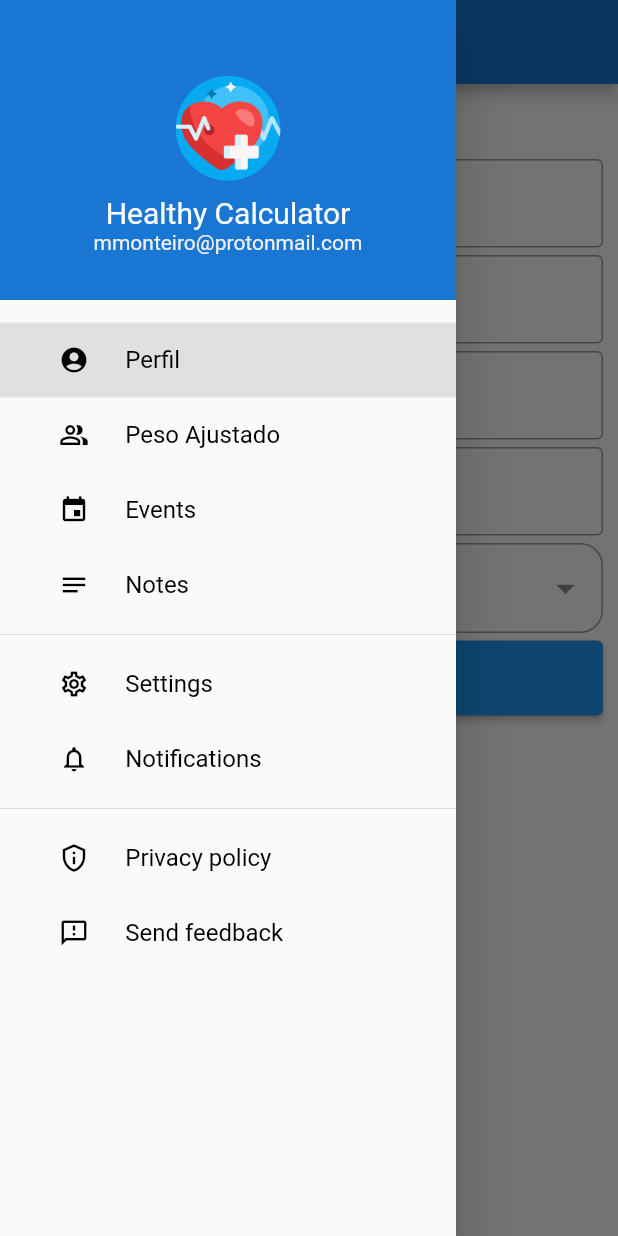
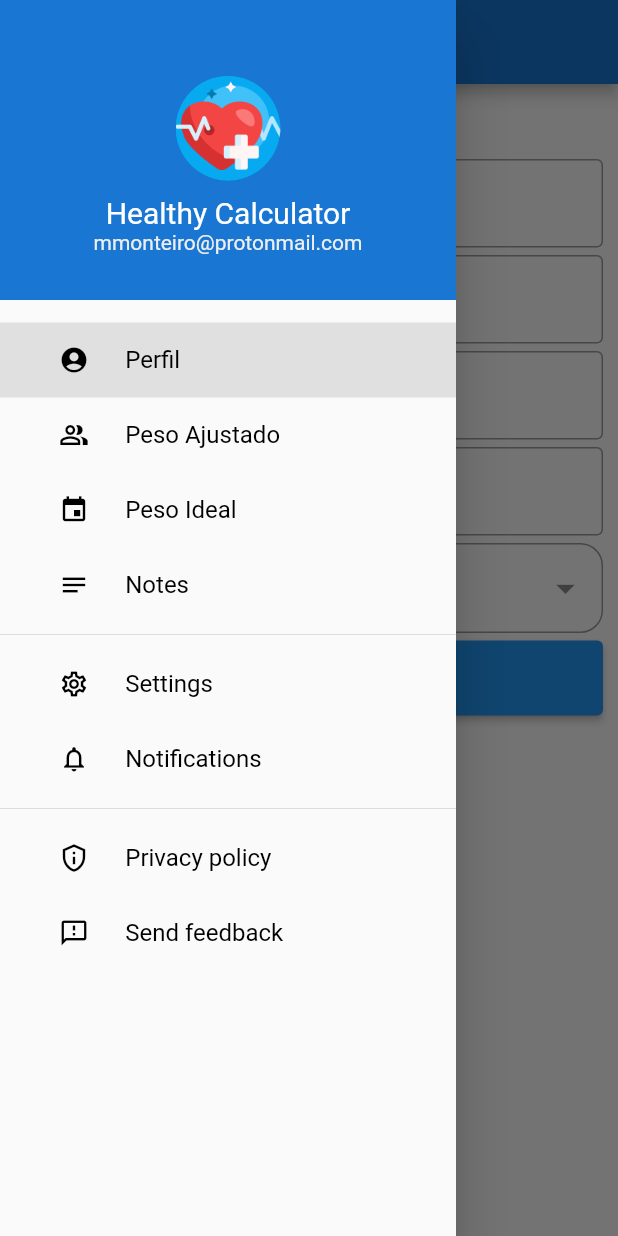
Before and after one commit to MMonteiro-21801093/Healthy-Calculator, a Flutter app: the screen it shows after launch, with the side drawer open, on a phone screen of 412 x 824 dp. Run offline on Flutter 3.47's test engine with Material 2 defaults, Android fonts, the phone set to English and light mode, and no system bars; our stand-ins replace dropdown_button2, floor, rx_notifier, sqflite; accounts and stored records are empty; generated files the repository leaves out were written again.

Commit message:
ideal weight page

```diff
--- a/lib/navigation_drawer.dart
+++ b/lib/navigation_drawer.dart
@@ -1,6 +1,7 @@
 import 'package:flutter/cupertino.dart';
 import 'package:flutter/material.dart';
 import 'package:healthy_calculator/views/adjusted_weight.dart';
+import 'package:healthy_calculator/views/ideal_weight.dart';
 import 'package:healthy_calculator/views/profile_page.dart';
 
 import 'my_drawer_header.dart';
@@ -20,6 +21,8 @@ class _NavigationDrawerState extends State<NavigationDrawer> {
       container = ProfilePage();
     }else if (currentPage == DrawerSections.adjustedWeight) {
     container = AdjustedWeight();
+    }else if (currentPage == DrawerSections.idealWeight) {
+      container = IdealWeight();
     }
 
     return Scaffold(
@@ -54,8 +57,8 @@ class _NavigationDrawerState extends State<NavigationDrawer> {
               currentPage == DrawerSections.profile ? true : false),
           menuItem(2, "Peso Ajustado", Icons.people_alt_outlined,
               currentPage == DrawerSections.adjustedWeight ? true : false),
-          menuItem(3, "Events", Icons.event,
-              currentPage == DrawerSections.events ? true : false),
+          menuItem(3, "Peso Ideal", Icons.event,
+              currentPage == DrawerSections.idealWeight ? true : false),
           menuItem(4, "Notes", Icons.notes,
               currentPage == DrawerSections.notes ? true : false),
           Divider(),
@@ -84,7 +87,7 @@ class _NavigationDrawerState extends State<NavigationDrawer> {
             } else if (id == 2) {
               currentPage = DrawerSections.adjustedWeight;
             } else if (id == 3) {
-              currentPage = DrawerSections.events;
+              currentPage = DrawerSections.idealWeight;
             } else if (id == 4) {
               currentPage = DrawerSections.notes;
             } else if (id == 5) {
@@ -130,7 +133,7 @@ class _NavigationDrawerState extends State<NavigationDrawer> {
 enum DrawerSections {
   profile,
   adjustedWeight,
-  events,
+  idealWeight,
   notes,
   settings,
   notifications,
```
Also changed, not shown: lib/controllers/calculator_controller.dart (+15 -1 lines), lib/views/ideal_weight.dart (added, +52 -0 lines).
